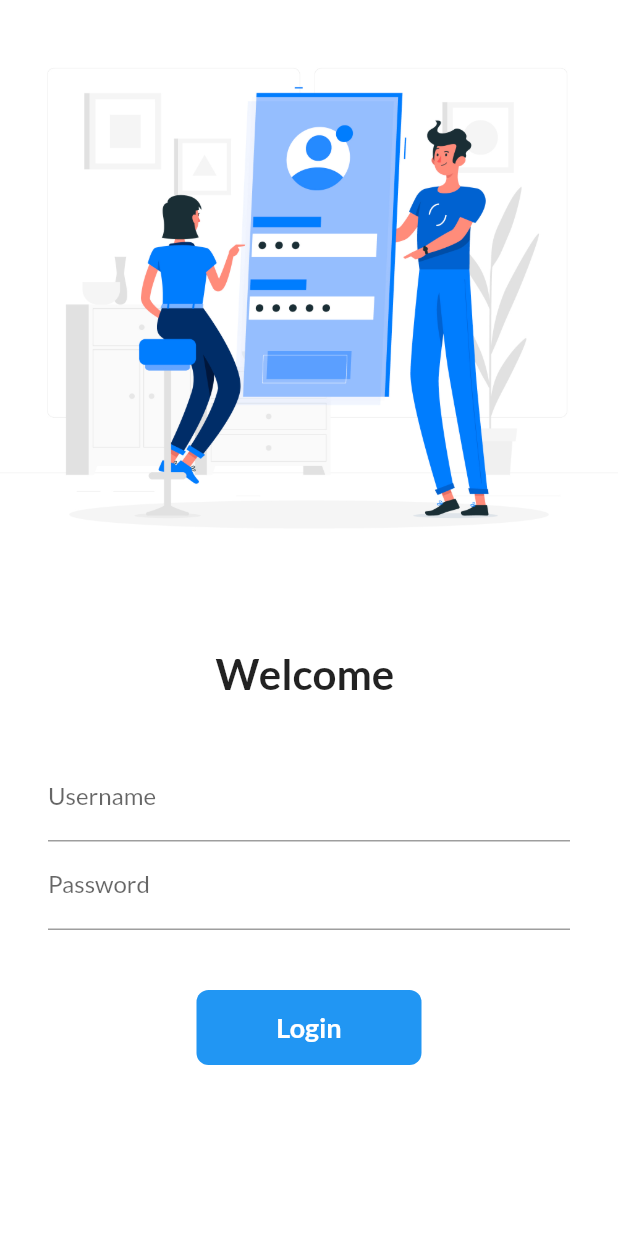
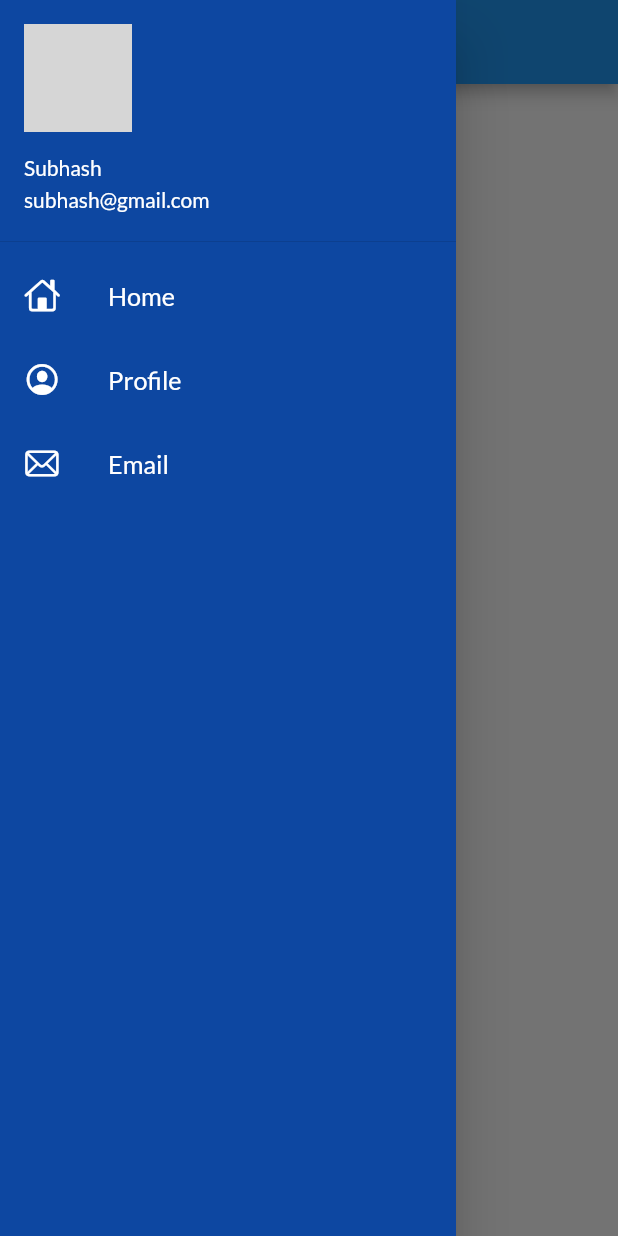
Before and after one commit to SubhashSolleti/Fapp1, a Flutter app: the screen it shows after launch, with the side drawer open (before the commit the screen has no drawer), on a phone screen of 412 x 824 dp. Run offline on Flutter 3.47's test engine with Material 2 defaults, Android fonts, the light colour scheme and no system bars; our stand-ins replace google_fonts; network calls fail; grey boxes are pictures that could not be loaded.

Commit message:
Added Drawer

```diff
--- a/lib/main.dart
+++ b/lib/main.dart
@@ -20,7 +20,7 @@ class MyApp extends StatelessWidget {
       debugShowCheckedModeBanner: false,
       darkTheme:
           ThemeData(primarySwatch: Colors.green, brightness: Brightness.dark),
-      initialRoute: "/login",
+      initialRoute: MyRoutes.homeRoute,
       routes: {
         "/": (context) => LoginPage(),
         MyRoutes.homeRoute: (context) => HomePage(),
--- a/lib/pages/home_page.dart
+++ b/lib/pages/home_page.dart
@@ -1,4 +1,6 @@
 import 'package:flutter/material.dart';
+
+import '../widgets/drawer.dart';
 
 class HomePage extends StatelessWidget {
   @override
@@ -12,7 +14,7 @@ class HomePage extends StatelessWidget {
           child: Text('Home Page'),
         ),
       ),
-      drawer: Drawer(),
+      drawer: MyDrawer(),
     );
   }
 }
--- /dev/null
+++ b/lib/widgets/drawer.dart
@@ -0,0 +1,75 @@
+import 'package:flutter/cupertino.dart';
+import 'package:flutter/material.dart';
+
+class MyDrawer extends StatelessWidget {
+  const MyDrawer({super.key});
+
+  @override
+  Widget build(BuildContext context) {
+    final ImgUrl =
+        "https://media.licdn.com/dms/image/D5603AQHUJFFSNrZ0QA/profile-displayphoto-shrink_800_800/0/1666375522791?e=1678924800&v=beta&t=OX8mpJbVwo8bfHMnXV2SiTAd5_1nBwVOaASAEa5NDMc";
+    return Drawer(
+        elevation: 16.0,
+        child: Container(
+          color: Colors.blue[900],
+          child: ListView(
+            // padding: EdgeInsets.zero,
+            children: [
+              DrawerHeader(
+                padding: EdgeInsets.zero,
+                child: UserAccountsDrawerHeader(
+                  margin: EdgeInsets.zero,
+                  decoration: BoxDecoration(
+                    // borderRadius: BorderRadius.only(
+                    //   bottomLeft: Radius.circular(16.0),
+                    //   bottomRight: Radius.circular(16.0),
+                    // ),
+                    color: Colors.blue[900],
+                  ),
+                  accountName: Text("Subhash"),
+                  accountEmail: Text("subhash@gmail.com"),
+                  currentAccountPicture: CircleAvatar(
+                    backgroundImage: NetworkImage(
+                      ImgUrl,
+                    ),
+                  ),
+                ),
+              ),
+              ListTile(
+                leading: Icon(
+                  CupertinoIcons.home,
+                  color: Colors.white,
+                ),
+                title: Text(
+                  "Home",
+                  textScaleFactor: 1.2,
+                  style: TextStyle(color: Colors.white),
+                ),
+              ),
+              ListTile(
+                leading: Icon(
+                  CupertinoIcons.profile_circled,
+                  color: Colors.white,
+                ),
+                title: Text(
+                  "Profile",
+                  textScaleFactor: 1.2,
+                  style: TextStyle(color: Colors.white),
+                ),
+              ),
+              ListTile(
+                leading: Icon(
+                  CupertinoIcons.mail,
+                  color: Colors.white,
+                ),
+                title: Text(
+                  "Email",
+                  textScaleFactor: 1.2,
+                  style: TextStyle(color: Colors.white),
+                ),
+              ),
+            ],
+          ),
+        ));
+  }
+}
```
Also changed, not shown: flutter_06.png (added).
